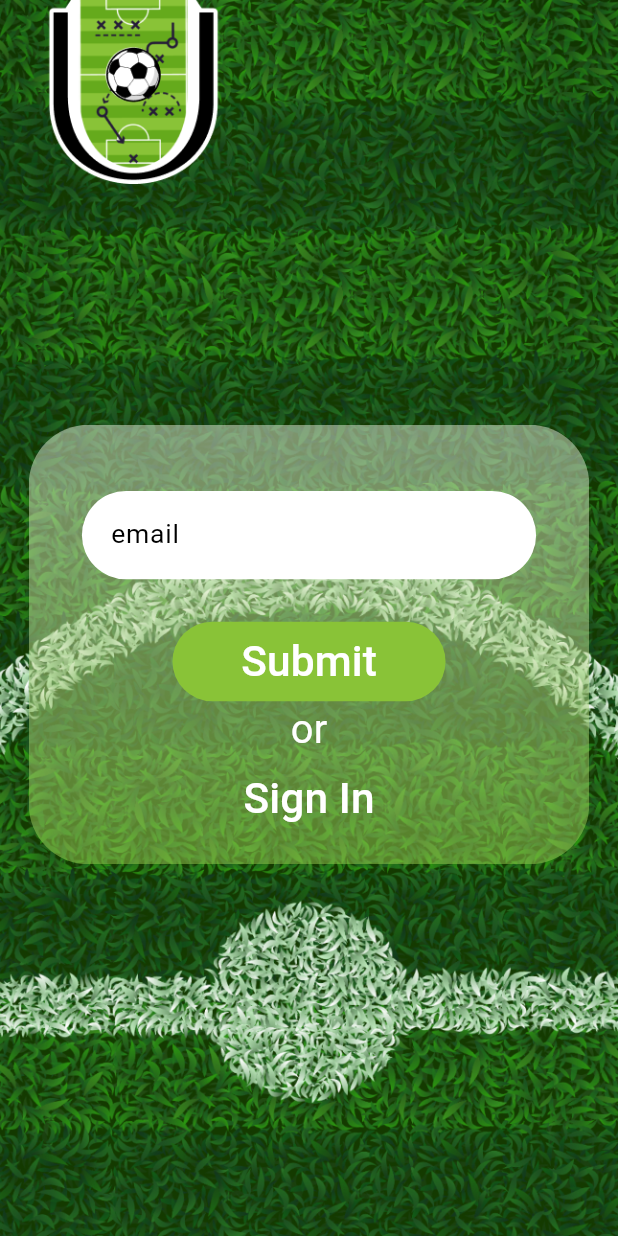
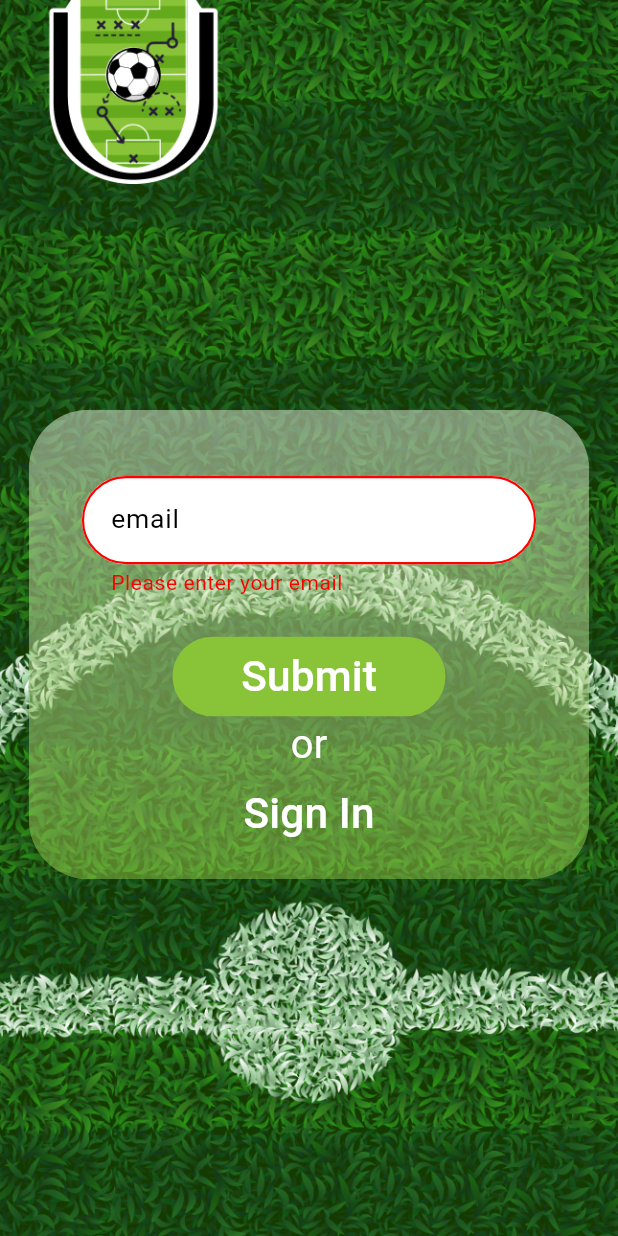
Before and after one commit to Mohamed-Essam-Mohamed/TACTIC-APP, a Flutter app: the ForGetPassword screen opened by its route, after a tap on "Submit", on a phone screen of 412 x 824 dp. Run offline on Flutter 3.47's test engine with Material 3 defaults, Android fonts, the phone set to English and light mode, and no system bars; our stand-ins replace bloc, cloud_firestore, curved_navigation_bar, firebase_auth, firebase_core, flutter_bloc and 5 more; accounts and stored records are empty; network calls fail; Roboto replaces fonts that are missing (Abel, Acme); statements that could not run were skipped; project files that could hold a hidden picture were left out.

Commit message:
finished forget password.

```diff
--- a/lib/main.dart
+++ b/lib/main.dart
@@ -1,3 +1,6 @@
+import 'dart:developer';
+
+import 'package:firebase_auth/firebase_auth.dart';
 import 'package:firebase_core/firebase_core.dart';
 import 'package:flutter/material.dart';
 import 'package:flutter_screenutil/flutter_screenutil.dart';
@@ -21,6 +24,9 @@
   if (getToken != null) {
     initRoute = ButtonNavigationBarScreen.routeName;
   }
+
+  await FirebaseAuth.instance
+      .sendPasswordResetEmail(email: "esammww.com@gmail.com");
   runApp(TacTicZone(
     initRoute: initRoute,
   ));
@@ -45,7 +51,7 @@
             StartScreen.routeName: (context) => const StartScreen(),
             SignInScreen.routeName: (context) => SignInScreen(),
             SignUpScreen.routeName: (context) => SignUpScreen(),
-            ForGetPassword.routeName: (context) => const ForGetPassword(),
+            ForGetPassword.routeName: (context) => ForGetPassword(),
             ButtonNavigationBarScreen.routeName: (context) =>
                 const ButtonNavigationBarScreen(),
             ChatScreen.routeName: (context) => const ChatScreen(),
--- a/lib/src/feature/auth/forget_password/view/forget_password_screen.dart
+++ b/lib/src/feature/auth/forget_password/view/forget_password_screen.dart
@@ -1,22 +1,46 @@
 import 'dart:ui';
 
 import 'package:flutter/material.dart';
+import 'package:flutter_bloc/flutter_bloc.dart';
 import 'package:flutter_screenutil/flutter_screenutil.dart';
 import 'package:gap/gap.dart';
 import 'package:google_fonts/google_fonts.dart';
-import 'package:tactic_zone/src/feature/auth/sign_up/view/sign_up_screen.dart';
 import 'package:tactic_zone/src/utils/app_color.dart';
 import 'package:tactic_zone/src/widget/button_app_widget.dart';
 import 'package:tactic_zone/src/widget/text_form_filed_widget.dart';
 
+import '../../../../utils/app_dialog.dart';
+import '../view_model/forget_password_view_model_cubit.dart';
+
 class ForGetPassword extends StatelessWidget {
   static const String routeName = 'ForGetPassword';
-  const ForGetPassword({super.key});
+  ForGetPassword({super.key});
+  ForgetPasswordViewModelCubit viewModel = ForgetPasswordViewModelCubit();
 
   @override
   Widget build(BuildContext context) {
     return Scaffold(
-      body: Stack(
+      body: BlocListener<ForgetPasswordViewModelCubit,
+          ForgetPasswordViewModelState>(
+        bloc: viewModel,
+        listener: (context, state) {
+          if (state is LoadingForgetPasswordViewModel) {
+            return AppDialog.showLoading(context, "loading...");
+          }
+          if (state is ErrorForgetPasswordViewModel) {
+            Navigator.pop(context);
+            return AppDialog.showMessageError(
+                context: context, message: state.message);
+          }
+          if (state is SuccessForgetPasswordViewModel) {
+            Navigator.pop(context);
+            return AppDialog.showMessage(
+              context: context,
+              message: "Please check your email to reset your password",
+            );
+          }
+        },
+        child: Stack(
           children: [
             Image.asset(
               "assets/image/background-auth.png",
@@ -40,6 +64,8 @@ class ForGetPassword extends StatelessWidget {
                     fit: BoxFit.cover,
                   ),
                 ),
+                child: Form(
+                  key: viewModel.formKey,
                   child: Column(
                     crossAxisAlignment: CrossAxisAlignment.center,
                     mainAxisSize: MainAxisSize.min,
@@ -47,12 +73,19 @@ class ForGetPassword extends StatelessWidget {
                       Gap(50.h),
                       TextFormFiledWidget(
                         hintText: "email",
-                    validator: (text) {},
-                    controller: TextEditingController(),
+                        validator: (text) {
+                          if (text!.trim().isEmpty) {
+                            return "Please enter your email";
+                          }
+                          return null;
+                        },
+                        controller: viewModel.emailController,
                       ),
                       Gap(32.h),
                       ButtonAppWidget(
-                    onPressed: () {},
+                        onPressed: () async {
+                          await viewModel.forgetPassword();
+                        },
                         text: "Submit",
                         fonSize: 32,
                         minWidth: 190,
@@ -78,7 +111,9 @@ class ForGetPassword extends StatelessWidget {
                   ),
                 ),
               ),
+            ),
           ],
+        ),
       ),
     );
   }
--- /dev/null
+++ b/lib/src/feature/auth/forget_password/view_model/forget_password_view_model_cubit.dart
@@ -0,0 +1,34 @@
+import 'dart:developer';
+import 'dart:io';
+
+import 'package:bloc/bloc.dart';
+import 'package:firebase_auth/firebase_auth.dart';
+import 'package:flutter/material.dart';
+import 'package:meta/meta.dart';
+
+part 'forget_password_view_model_state.dart';
+
+class ForgetPasswordViewModelCubit extends Cubit<ForgetPasswordViewModelState> {
+  ForgetPasswordViewModelCubit() : super(ForgetPasswordViewModelInitial());
+  var emailController = TextEditingController();
+  var formKey = GlobalKey<FormState>();
+  final _auth = FirebaseAuth.instance;
+
+  Future<void> forgetPassword() async {
+    if (formKey.currentState!.validate()) {
+      log("in forget password");
+      emit(LoadingForgetPasswordViewModel());
+      try {
+        await _auth.sendPasswordResetEmail(email: emailController.text);
+        log("done");
+        emit(SuccessForgetPasswordViewModel());
+      } on FirebaseAuthException catch (e) {
+        emit(ErrorForgetPasswordViewModel(e.code.toString()));
+      } on SocketException {
+        emit(ErrorForgetPasswordViewModel("No Internet Connection"));
+      } catch (e) {
+        emit(ErrorForgetPasswordViewModel(e.toString()));
+      }
+    }
+  }
+}
--- /dev/null
+++ b/lib/src/feature/auth/forget_password/view_model/forget_password_view_model_state.dart
@@ -0,0 +1,15 @@
+part of 'forget_password_view_model_cubit.dart';
+
+@immutable
+abstract class ForgetPasswordViewModelState {}
+
+class ForgetPasswordViewModelInitial extends ForgetPasswordViewModelState {}
+
+class SuccessForgetPasswordViewModel extends ForgetPasswordViewModelState {}
+
+class ErrorForgetPasswordViewModel extends ForgetPasswordViewModelState {
+  final String message;
+  ErrorForgetPasswordViewModel(this.message);
+}
+
+class LoadingForgetPasswordViewModel extends ForgetPasswordViewModelState {}
--- a/lib/src/feature/auth/sign_in/view/sign_in_screen.dart
+++ b/lib/src/feature/auth/sign_in/view/sign_in_screen.dart
@@ -32,7 +32,7 @@ class SignInScreen extends StatelessWidget {
 
           if (state is ErrorSignInViewModel) {
             Navigator.pop(context);
-            return AppDialog.showMessage(
+            return AppDialog.showMessageError(
                 context: context, message: state.message);
           }
           if (state is SuccessSignInViewModel) {
--- a/lib/src/feature/auth/sign_up/view/sign_up_screen.dart
+++ b/lib/src/feature/auth/sign_up/view/sign_up_screen.dart
@@ -31,7 +31,7 @@ class SignUpScreen extends StatelessWidget {
           }
           if (state is ErrorSignUpViewModel) {
             Navigator.pop(context);
-            return AppDialog.showMessage(
+            return AppDialog.showMessageError(
                 context: context, message: state.message!);
           }
           if (state is SuccessSignUpViewModel) {
```
Also changed, not shown: lib/src/utils/app_dialog.dart (+50 -1 lines). Lines whose indentation alone changed are shown as unchanged.
